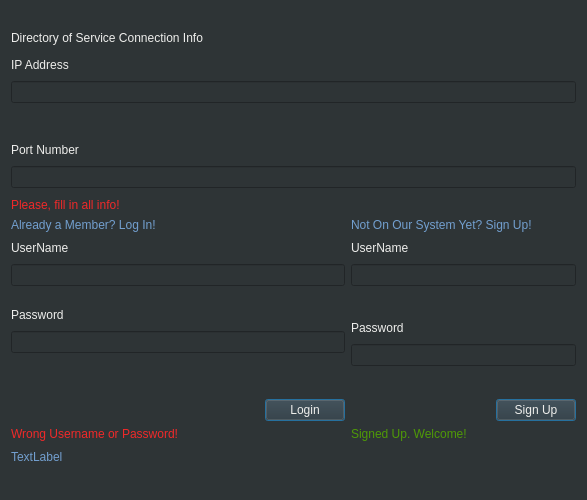
Before: the Qt Designer form mainwindow.ui in hassan-kandil/DistImage, drawn with Qt 5.
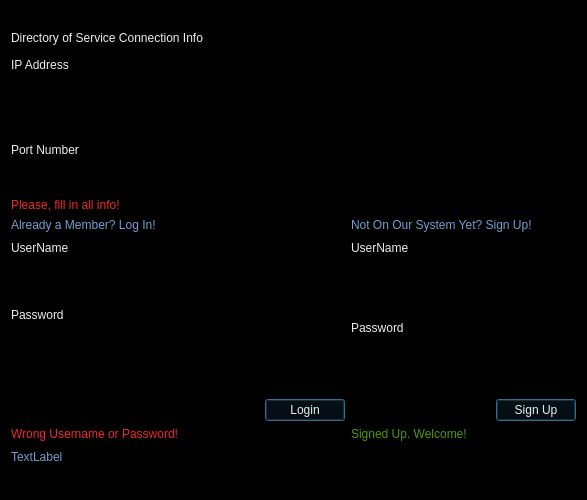
After: the same form once the commit is applied.

```diff
--- a/mainwindow.ui
+++ b/mainwindow.ui
@@ -14,7 +14,7 @@
    <string>DistImage</string>
   </property>
   <property name="styleSheet">
-   <string notr="true">background-color: rgb(46, 52, 54)
+   <string notr="true">background-color: rgb(0,0,0)
 </string>
   </property>
   <widget class="QWidget" name="centralWidget">
```
